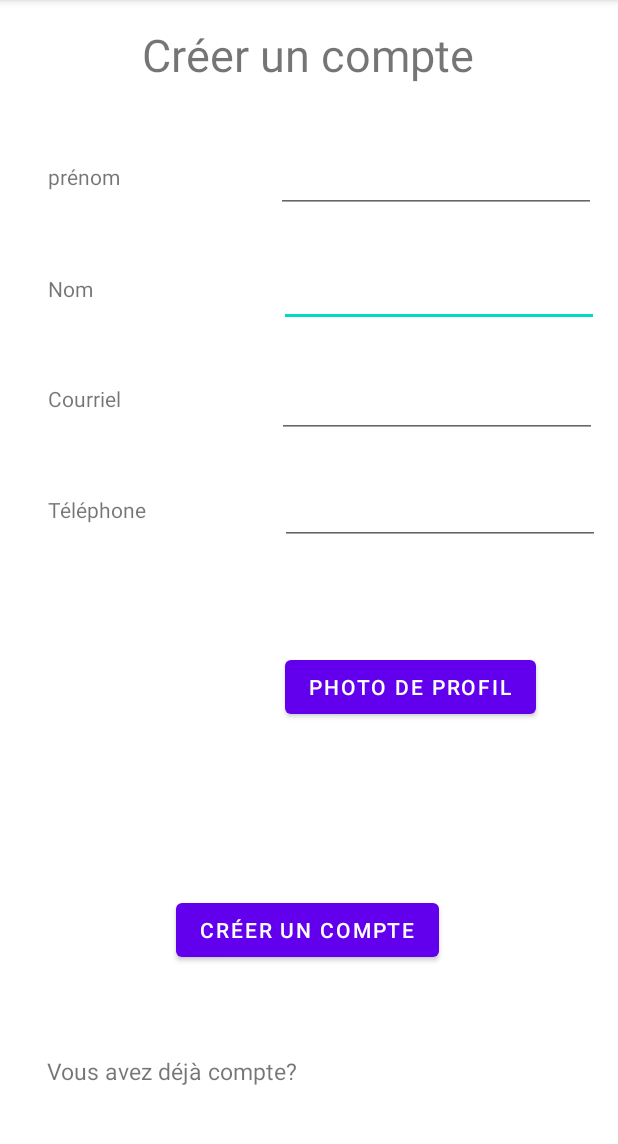
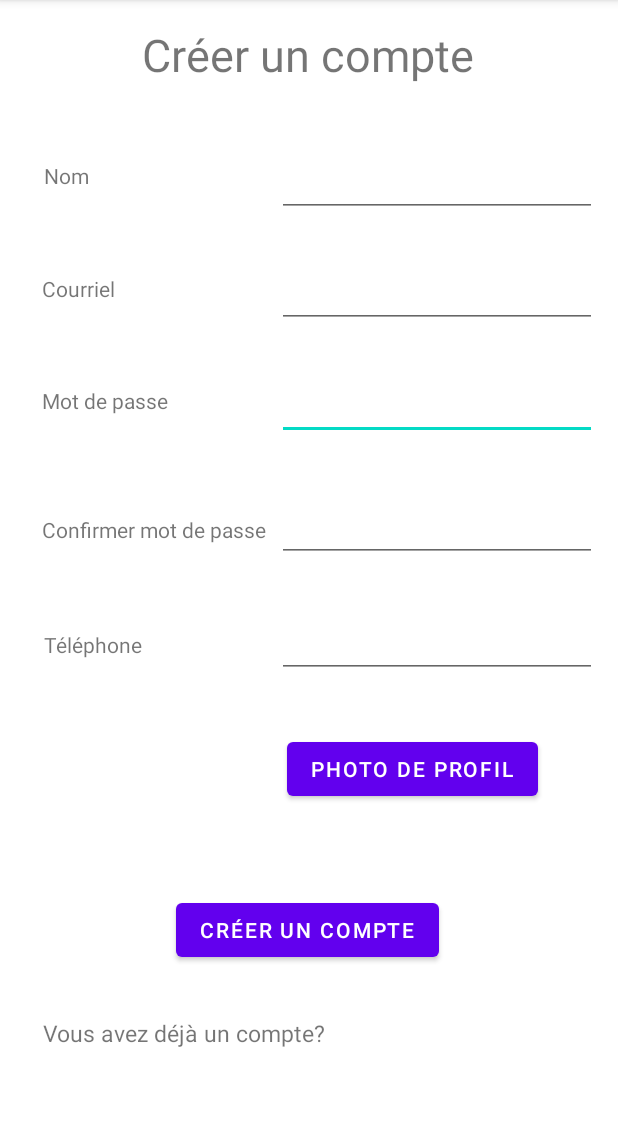
Before and after one commit to Xavier7071/Kotlin-Project, an Android app: the CreateAccountActivity screen opened directly, with no data from a screen before it, on a phone screen of 412 x 824 dp, the part 84-1228 px from its top. Run offline under Robolectric (Android 15) with nearby library versions, the phone set to English and light mode, and no system bars.

Commit message:
Recyclerview fini avec validations création de compte et connection

```diff
--- a/app/src/main/java/com/example/project/models/Users.kt
+++ b/app/src/main/java/com/example/project/models/Users.kt
@@ -12,6 +12,6 @@ data class Users(
     @ColumnInfo(name = "name") var name: String,
     @ColumnInfo(name = "email") var email: String,
     @ColumnInfo(name = "password") var password: String,
-    @ColumnInfo(name = "image", typeAffinity = ColumnInfo.BLOB) var image: Bitmap? = null,
+   // @ColumnInfo(name = "image", typeAffinity = ColumnInfo.BLOB) var image: Bitmap? = null,
     @ColumnInfo(name = "phoneNumber") var phoneNumber: String
 )
--- a/app/src/main/java/com/example/project/views/CreateAccountActivity.kt
+++ /dev/null
@@ -1,36 +0,0 @@
-package com.example.project.Views
-
-import android.content.Intent
-import androidx.appcompat.app.AppCompatActivity
-import android.os.Bundle
-import android.widget.Button
-import android.widget.TextView
-import com.example.project.R
-import com.example.project.views.LoginActivity
-
-class CreateAccountActivity : AppCompatActivity() {
-    override fun onCreate(savedInstanceState: Bundle?) {
-        super.onCreate(savedInstanceState)
-        setContentView(R.layout.activity_create_account)
-
-        val takePictureBtn : TextView = findViewById(R.id.takePictureBtn)
-
-        val loginTextBtn : TextView = findViewById(R.id.loginText)
-        val connectBtn: Button = findViewById(R.id.connectBtn)
-
-        connectBtn.setOnClickListener {
-            val intent = Intent(this, TeamsActivity::class.java)
-            startActivity(intent)
-        }
-
-        loginTextBtn.setOnClickListener {
-            val intent = Intent(this, LoginActivity::class.java)
-            startActivity(intent)
-        }
-
-        takePictureBtn.setOnClickListener {
-            val intent = Intent("android.media.action.IMAGE_CAPTURE")
-            startActivity(intent)
-        }
-    }
-}
--- a/app/src/main/res/layout/activity_create_account.xml
+++ b/app/src/main/res/layout/activity_create_account.xml
@@ -18,6 +18,31 @@
         app:layout_constraintVertical_bias="1.0">
 
         <TextView
+            android:id="@+id/textView27"
+            android:layout_width="wrap_content"
+            android:layout_height="wrap_content"
+            android:layout_marginStart="28dp"
+            android:text="Confirmer mot de passe"
+            app:layout_constraintBottom_toBottomOf="parent"
+            app:layout_constraintStart_toStartOf="parent"
+            app:layout_constraintTop_toTopOf="parent"
+            app:layout_constraintVertical_bias="0.459" />
+
+        <EditText
+            android:id="@+id/newPasswordInput"
+            android:layout_width="wrap_content"
+            android:layout_height="wrap_content"
+            android:ems="10"
+            android:inputType="textEmailAddress"
+            android:minHeight="48dp"
+            app:layout_constraintBottom_toBottomOf="parent"
+            app:layout_constraintEnd_toEndOf="parent"
+            app:layout_constraintHorizontal_bias="0.93"
+            app:layout_constraintStart_toStartOf="parent"
+            app:layout_constraintTop_toTopOf="parent"
+            app:layout_constraintVertical_bias="0.341" />
+
+        <TextView
             android:id="@+id/textView6"
             android:layout_width="wrap_content"
             android:layout_height="wrap_content"
@@ -30,66 +55,69 @@
             app:layout_constraintTop_toTopOf="parent" />
 
         <EditText
-            android:id="@+id/editTextTextPersonName3"
+            android:id="@+id/newEmailInput"
             android:layout_width="wrap_content"
             android:layout_height="wrap_content"
             android:ems="10"
             android:inputType="textPersonName"
+            android:minHeight="48dp"
             app:layout_constraintBottom_toBottomOf="parent"
             app:layout_constraintEnd_toEndOf="parent"
-            app:layout_constraintHorizontal_bias="0.935"
+            app:layout_constraintHorizontal_bias="0.93"
             app:layout_constraintStart_toStartOf="parent"
             app:layout_constraintTop_toTopOf="parent"
-            app:layout_constraintVertical_bias="0.239" />
+            app:layout_constraintVertical_bias="0.237" />
 
         <TextView
             android:id="@+id/textView12"
             android:layout_width="wrap_content"
             android:layout_height="wrap_content"
-            android:text="Nom"
+            android:text="Courriel"
             app:layout_constraintBottom_toBottomOf="parent"
             app:layout_constraintEnd_toEndOf="parent"
-            app:layout_constraintHorizontal_bias="0.083"
+            app:layout_constraintHorizontal_bias="0.077"
             app:layout_constraintStart_toStartOf="parent"
             app:layout_constraintTop_toTopOf="parent"
             app:layout_constraintVertical_bias="0.244" />
 
         <EditText
-            android:id="@+id/editTextTextEmailAddress2"
+            android:id="@+id/confirmPasswordInput"
             android:layout_width="wrap_content"
             android:layout_height="wrap_content"
             android:ems="10"
             android:inputType="textEmailAddress"
+            android:minHeight="48dp"
             app:layout_constraintBottom_toBottomOf="parent"
             app:layout_constraintEnd_toEndOf="parent"
             app:layout_constraintHorizontal_bias="0.93"
             app:layout_constraintStart_toStartOf="parent"
             app:layout_constraintTop_toTopOf="parent"
-            app:layout_constraintVertical_bias="0.341" />
+            app:layout_constraintVertical_bias="0.454" />
 
         <TextView
             android:id="@+id/textView11"
             android:layout_width="wrap_content"
             android:layout_height="wrap_content"
-            android:layout_marginStart="32dp"
-            android:text="Courriel"
+            android:layout_marginStart="28dp"
+            android:text="Mot de passe"
             app:layout_constraintBottom_toBottomOf="parent"
             app:layout_constraintStart_toStartOf="parent"
             app:layout_constraintTop_toTopOf="parent"
-            app:layout_constraintVertical_bias="0.342" />
+            app:layout_constraintVertical_bias="0.344" />
 
         <EditText
-            android:id="@+id/editTextPhone"
+            android:id="@+id/phoneInput"
             android:layout_width="wrap_content"
             android:layout_height="wrap_content"
             android:ems="10"
             android:inputType="phone"
+            android:minHeight="48dp"
             app:layout_constraintBottom_toBottomOf="parent"
             app:layout_constraintEnd_toEndOf="parent"
-            app:layout_constraintHorizontal_bias="0.94"
+            app:layout_constraintHorizontal_bias="0.93"
             app:layout_constraintStart_toStartOf="parent"
             app:layout_constraintTop_toTopOf="parent"
-            app:layout_constraintVertical_bias="0.44" />
+            app:layout_constraintVertical_bias="0.561" />
 
         <TextView
             android:id="@+id/textView10"
@@ -98,20 +126,21 @@
             android:text="Téléphone"
             app:layout_constraintBottom_toBottomOf="parent"
             app:layout_constraintEnd_toEndOf="parent"
-            app:layout_constraintHorizontal_bias="0.092"
+            app:layout_constraintHorizontal_bias="0.084"
             app:layout_constraintStart_toStartOf="parent"
             app:layout_constraintTop_toTopOf="parent"
-            app:layout_constraintVertical_bias="0.441" />
+            app:layout_constraintVertical_bias="0.561" />
 
         <EditText
-            android:id="@+id/editTextTextPersonName2"
+            android:id="@+id/nameInput"
             android:layout_width="wrap_content"
             android:layout_height="wrap_content"
             android:ems="10"
             android:inputType="textPersonName"
+            android:minHeight="48dp"
             app:layout_constraintBottom_toBottomOf="parent"
             app:layout_constraintEnd_toEndOf="parent"
-            app:layout_constraintHorizontal_bias="0.925"
+            app:layout_constraintHorizontal_bias="0.93"
             app:layout_constraintStart_toStartOf="parent"
             app:layout_constraintTop_toTopOf="parent"
             app:layout_constraintVertical_bias="0.134" />
@@ -123,24 +152,24 @@
             android:text="Photo de profil"
             app:layout_constraintBottom_toBottomOf="parent"
             app:layout_constraintEnd_toEndOf="parent"
-            app:layout_constraintHorizontal_bias="0.777"
+            app:layout_constraintHorizontal_bias="0.781"
             app:layout_constraintStart_toStartOf="parent"
             app:layout_constraintTop_toTopOf="parent"
-            app:layout_constraintVertical_bias="0.603" />
+            app:layout_constraintVertical_bias="0.679" />
 
         <TextView
             android:layout_width="wrap_content"
             android:layout_height="wrap_content"
-            android:text="prénom"
+            android:text="Nom"
             app:layout_constraintBottom_toBottomOf="parent"
             app:layout_constraintEnd_toEndOf="parent"
-            app:layout_constraintHorizontal_bias="0.088"
+            app:layout_constraintHorizontal_bias="0.076"
             app:layout_constraintStart_toStartOf="parent"
             app:layout_constraintTop_toTopOf="parent"
-            app:layout_constraintVertical_bias="0.144" />
+            app:layout_constraintVertical_bias="0.143" />
 
         <Button
-            android:id="@+id/connectBtn"
+            android:id="@+id/createBtn"
             android:layout_width="wrap_content"
             android:layout_height="wrap_content"
             android:layout_marginBottom="124dp"
@@ -155,7 +184,8 @@
             android:layout_width="wrap_content"
             android:layout_height="wrap_content"
             android:clickable="true"
-            android:text="Vous avez déjà compte?"
+            android:minHeight="48dp"
+            android:text="Vous avez déjà un compte?"
             android:textSize="@dimen/small_font"
             app:layout_constraintBottom_toBottomOf="parent"
             app:layout_constraintEnd_toEndOf="parent"
--- a/app/src/main/res/layout/activity_login.xml
+++ b/app/src/main/res/layout/activity_login.xml
@@ -32,7 +32,7 @@
         app:layout_constraintVertical_bias="0.407" />
 
     <EditText
-        android:id="@+id/editTextTextPassword"
+        android:id="@+id/passwordInput"
         android:layout_width="188dp"
         android:layout_height="38dp"
         android:ems="10"
@@ -46,7 +46,7 @@
         app:layout_constraintVertical_bias="0.406" />
 
     <EditText
-        android:id="@+id/editTextTextEmailAddress"
+        android:id="@+id/emailInput"
         android:layout_width="wrap_content"
         android:layout_height="40dp"
         android:ems="10"
@@ -71,7 +71,7 @@
         app:layout_constraintVertical_bias="0.266" />
 
     <Button
-        android:id="@+id/connectBtn"
+        android:id="@+id/createBtn"
         android:layout_width="wrap_content"
         android:layout_height="wrap_content"
         android:text="Connexion"
```
Also changed, not shown: app/src/main/java/com/example/project/Views/CreateAccountActivity.kt (added, +58 -0 lines), app/src/main/java/com/example/project/Views/CreateGameActivity.kt (renamed from app/src/main/java/com/example/project/views/CreateGameActivity.kt, +4 -4 lines), app/src/main/java/com/example/project/Views/LoginActivity.kt (added, +69 -0 lines), app/src/main/java/com/example/project/Views/TeamsActivity.kt (renamed from app/src/main/java/com/example/project/views/TeamsActivity.kt, +17 -7 lines), app/src/main/java/com/example/project/Views/TimePickerFragment.kt (added, +25 -0 lines), app/src/main/java/com/example/project/adapter/TeamsListAdapter.kt (added, +43 -0 lines), app/src/main/java/com/example/project/controllers/MainController.kt (+32 -0 lines), app/src/main/java/com/example/project/data/Database.kt (+16 -0 lines), app/src/main/java/com/example/project/views/LoginActivity.kt (deleted, +0 -50 lines), app/src/main/java/com/example/project/views/TimePickerFragment.kt (deleted, +0 -25 lines), app/src/main/res/layout/activity_teams2.xml (+11 -1 lines), app/src/main/res/layout/team_info_for_list.xml (+24 -25 lines), app/src/main/java/com/example/project/Views/CreateTeamActivity.kt (renamed from app/src/main/java/com/example/project/views/CreateTeamActivity.kt), app/src/main/java/com/example/project/Views/TeamActivity.kt (renamed from app/src/main/java/com/example/project/views/TeamActivity.kt), 1 more files.
